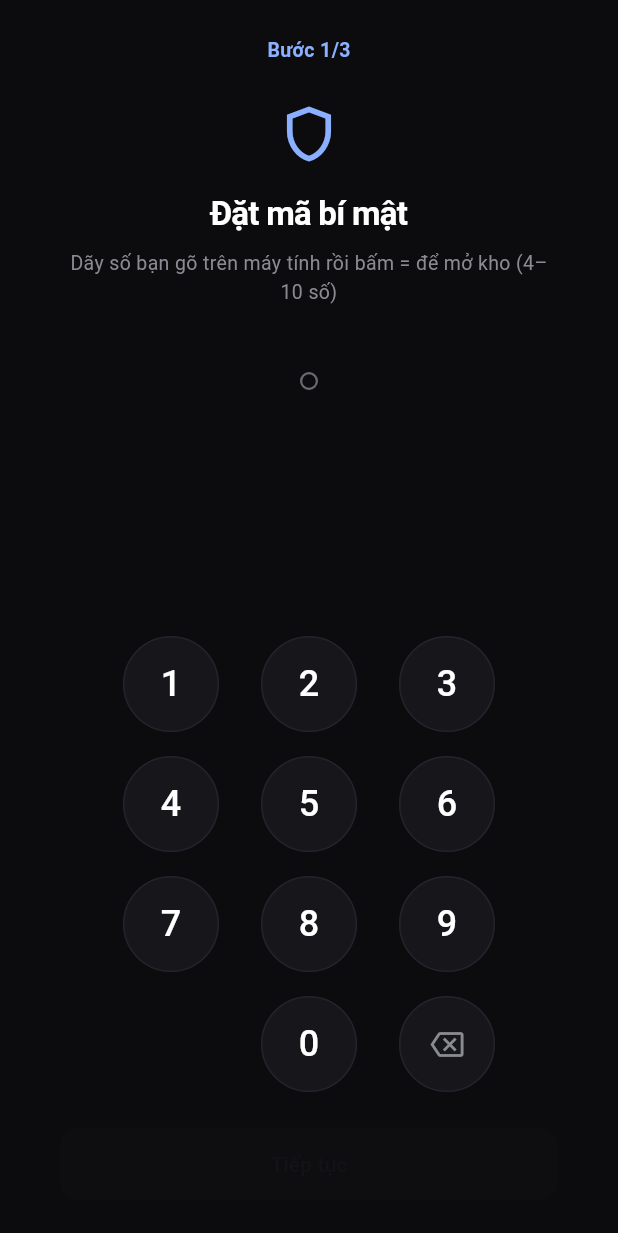
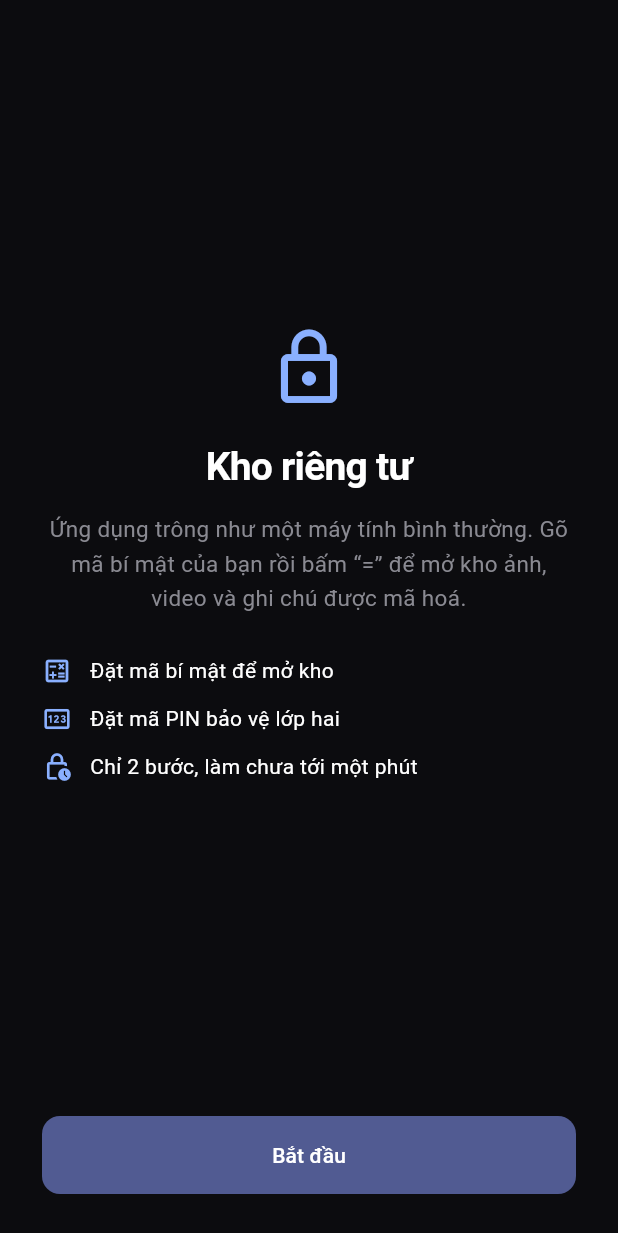
Before and after one commit to hoang89yenthe/vault-cal, a Flutter app: the screen it shows after launch, on a phone screen of 412 x 824 dp. Shown: the top 1233 px of the screen. Run offline on Flutter 3.47's test engine with Material 3 defaults, Android fonts, the phone set to English and light mode, and no system bars; our stand-ins replace camera, dio, drift, equatable, fc_native_video_thumbnail, file_picker and 12 more; missing offline and left inert: cryptography, sqlcipher_flutter_libs, sqlite3; accounts and stored records are empty; generated files the repository leaves out were written again.

Commit message:
feat(onboarding): lighter first-run, decoy PIN opt-in from Settings (#8)
First-run setup was too heavy (3 codes, and the confusing duress/decoy
concept up front). Now:
- Add a short intro screen explaining the calculator disguise.
- Require only a secret code + real PIN (each entered twice) — 2 steps.
- Decoy (duress) PIN is now optional and set later from Settings, which
  shows an adaptive "Thiết lập kho giả (chống ép buộc)" row with an
  explanation when no decoy exists yet.

Adds initialize(decoyPin optional), hasDecoyPin(), setDecoyPin(); ChangeCode
flow gains a firstTime mode (no verify-old) for setting the decoy.

Co-authored-by: Claude Opus 4.8 <noreply@anthropic.com>

```diff
--- a/lib/app/router/app_router.dart
+++ b/lib/app/router/app_router.dart
@@ -95,7 +95,8 @@ final GoRouter appRouter = GoRouter(
       path: '${AppRoutes.changeCode}/:type',
       pageBuilder: (context, state) {
         final type = CodeType.values.byName(state.pathParameters['type']!);
-        return _page(state, ChangeCodePage(type: type));
+        final firstTime = state.uri.queryParameters['firstTime'] == '1';
+        return _page(state, ChangeCodePage(type: type, firstTime: firstTime));
       },
     ),
     GoRoute(
--- a/lib/core/di/injection.dart
+++ b/lib/core/di/injection.dart
@@ -90,7 +90,7 @@ Future<void> configureDependencies() async {
     ..registerLazySingleton<PurchaseService>(() => MockPurchaseService(getIt()))
     // Feature: settings
     ..registerLazySingleton<SettingsCubit>(
-      () => SettingsCubit(getIt(), getIt()),
+      () => SettingsCubit(getIt(), getIt(), getIt()),
     )
     // Feature: posts (base-project demo)
     ..registerLazySingleton<PostRemoteDataSource>(
--- a/lib/features/onboarding/presentation/cubit/onboarding_state.dart
+++ b/lib/features/onboarding/presentation/cubit/onboarding_state.dart
@@ -1,17 +1,10 @@
 part of 'onboarding_cubit.dart';
 
-enum OnboardingStep {
-  secret,
-  secretConfirm,
-  realPin,
-  realPinConfirm,
-  decoyPin,
-  decoyPinConfirm,
-}
+enum OnboardingStep { intro, secret, secretConfirm, realPin, realPinConfirm }
 
 class OnboardingState extends Equatable {
   const OnboardingState({
-    this.step = OnboardingStep.secret,
+    this.step = OnboardingStep.intro,
     this.input = '',
     this.error,
     this.busy = false,
--- a/lib/features/onboarding/presentation/pages/onboarding_page.dart
+++ b/lib/features/onboarding/presentation/pages/onboarding_page.dart
@@ -43,6 +43,7 @@ class _OnboardingViewState extends State<_OnboardingView>
   }
 
   (String, String) _labels(OnboardingStep step) => switch (step) {
+    OnboardingStep.intro => ('', ''),
     OnboardingStep.secret => (
       'Đặt mã bí mật',
       'Dãy số bạn gõ trên máy tính rồi bấm = để mở kho (4–10 số)',
@@ -51,19 +52,14 @@ class _OnboardingViewState extends State<_OnboardingView>
       'Xác nhận mã bí mật',
       'Nhập lại mã bí mật',
     ),
-    OnboardingStep.realPin => ('Đặt PIN kho thật', 'Nhập 4 chữ số'),
-    OnboardingStep.realPinConfirm => ('Xác nhận PIN thật', 'Nhập lại PIN thật'),
-    OnboardingStep.decoyPin => (
-      'Đặt PIN kho giả',
-      'PIN mở kho mồi khi bị ép — phải khác PIN thật',
-    ),
-    OnboardingStep.decoyPinConfirm => ('Xác nhận PIN giả', 'Nhập lại PIN giả'),
+    OnboardingStep.realPin => ('Đặt PIN', 'Nhập 4 chữ số để vào kho'),
+    OnboardingStep.realPinConfirm => ('Xác nhận PIN', 'Nhập lại PIN'),
   };
 
   int _stepNumber(OnboardingStep step) => switch (step) {
+    OnboardingStep.intro => 0,
     OnboardingStep.secret || OnboardingStep.secretConfirm => 1,
     OnboardingStep.realPin || OnboardingStep.realPinConfirm => 2,
-    OnboardingStep.decoyPin || OnboardingStep.decoyPinConfirm => 3,
   };
 
   @override
@@ -77,6 +73,9 @@ class _OnboardingViewState extends State<_OnboardingView>
         },
         builder: (context, state) {
           final cubit = context.read<OnboardingCubit>();
+          if (state.step == OnboardingStep.intro) {
+            return _Intro(onStart: cubit.start);
+          }
           final (title, subtitle) = _labels(state.step);
 
           return SafeArea(
@@ -84,7 +83,7 @@ class _OnboardingViewState extends State<_OnboardingView>
               children: [
                 const SizedBox(height: 24),
                 Text(
-                  'Bước ${_stepNumber(state.step)}/3',
+                  'Bước ${_stepNumber(state.step)}/2',
                   style: const TextStyle(
                     fontSize: 13,
                     fontWeight: FontWeight.w600,
@@ -165,6 +164,101 @@ class _OnboardingViewState extends State<_OnboardingView>
             ),
           );
         },
+      ),
+    );
+  }
+}
+
+class _Intro extends StatelessWidget {
+  const _Intro({required this.onStart});
+
+  final VoidCallback onStart;
+
+  @override
+  Widget build(BuildContext context) {
+    return SafeArea(
+      child: Padding(
+        padding: const EdgeInsets.fromLTRB(28, 0, 28, 28),
+        child: Column(
+          children: [
+            const Spacer(),
+            const Icon(
+              Icons.lock_outline,
+              size: 56,
+              color: VaultColors.accentLight,
+            ),
+            const SizedBox(height: 20),
+            const Text(
+              'Kho riêng tư',
+              style: TextStyle(
+                fontSize: 26,
+                fontWeight: FontWeight.w700,
+                letterSpacing: -0.5,
+                color: VaultColors.text,
+              ),
+            ),
+            const SizedBox(height: 12),
+            const Text(
+              'Ứng dụng trông như một máy tính bình thường. '
+              'Gõ mã bí mật của bạn rồi bấm “=” để mở kho ảnh, video và ghi chú '
+              'được mã hoá.',
+              textAlign: TextAlign.center,
+              style: TextStyle(
+                fontSize: 15,
+                height: 1.5,
+                color: VaultColors.textSub,
+              ),
+            ),
+            const SizedBox(height: 20),
+            const _IntroPoint(
+              icon: Icons.calculate_outlined,
+              text: 'Đặt mã bí mật để mở kho',
+            ),
+            const _IntroPoint(
+              icon: Icons.pin_outlined,
+              text: 'Đặt mã PIN bảo vệ lớp hai',
+            ),
+            const _IntroPoint(
+              icon: Icons.lock_clock_outlined,
+              text: 'Chỉ 2 bước, làm chưa tới một phút',
+            ),
+            const Spacer(),
+            SizedBox(
+              width: double.infinity,
+              height: 52,
+              child: FilledButton(
+                onPressed: onStart,
+                child: const Text('Bắt đầu'),
+              ),
+            ),
+          ],
+        ),
+      ),
+    );
+  }
+}
+
+class _IntroPoint extends StatelessWidget {
+  const _IntroPoint({required this.icon, required this.text});
+
+  final IconData icon;
+  final String text;
+
+  @override
+  Widget build(BuildContext context) {
+    return Padding(
+      padding: const EdgeInsets.symmetric(vertical: 6),
+      child: Row(
+        children: [
+          Icon(icon, size: 20, color: VaultColors.accentLight),
+          const SizedBox(width: 12),
+          Expanded(
+            child: Text(
+              text,
+              style: const TextStyle(fontSize: 14, color: VaultColors.text),
+            ),
+          ),
+        ],
       ),
     );
   }
--- a/lib/features/unlock/data/repositories/credentials_repository_impl.dart
+++ b/lib/features/unlock/data/repositories/credentials_repository_impl.dart
@@ -31,12 +31,29 @@ class CredentialsRepositoryImpl implements CredentialsRepository {
   Future<void> initialize({
     required String secret,
     required String realPin,
-    required String decoyPin,
+    String? decoyPin,
   }) async {
     await _storage.write(_keySecret, await _hasher.hash(secret));
     await _storage.write(_keyRealPin, await _hasher.hash(realPin));
-    await _storage.write(_keyDecoyPin, await _hasher.hash(decoyPin));
+    if (decoyPin != null) {
+      await _storage.write(_keyDecoyPin, await _hasher.hash(decoyPin));
+    }
     await _storage.write(_keyInitialized, '1');
+  }
+
+  @override
+  Future<bool> hasDecoyPin() async {
+    return await _storage.read(_keyDecoyPin) != null;
+  }
+
+  @override
+  Future<Result<void>> setDecoyPin(String pin) async {
+    final real = await _storage.read(_keyRealPin);
+    if (real != null && await _hasher.verify(pin, real)) {
+      return const Err(AuthFailure('PIN giả phải khác PIN thật'));
+    }
+    await _storage.write(_keyDecoyPin, await _hasher.hash(pin));
+    return const Ok(null);
   }
 
   @override
--- a/lib/features/unlock/domain/repositories/credentials_repository.dart
+++ b/lib/features/unlock/domain/repositories/credentials_repository.dart
@@ -6,12 +6,19 @@ abstract interface class CredentialsRepository {
   Future<bool> isInitialized();
 
   /// Stores the user-chosen codes on first-run onboarding and marks the
-  /// vault initialized. There are no default/seeded codes.
+  /// vault initialized. The decoy PIN is optional (advanced duress feature,
+  /// set later in Settings). There are no default/seeded codes.
   Future<void> initialize({
     required String secret,
     required String realPin,
-    required String decoyPin,
+    String? decoyPin,
   });
+
+  /// Whether a decoy (duress) PIN has been configured.
+  Future<bool> hasDecoyPin();
+
+  /// Sets the decoy PIN for the first time. Fails if it equals the real PIN.
+  Future<Result<void>> setDecoyPin(String pin);
 
   Future<bool> verifySecretCode(String code);
 
```
Also changed, not shown: lib/features/onboarding/presentation/cubit/onboarding_cubit.dart (+13 -30 lines), lib/features/settings/presentation/cubit/change_code_cubit.dart (+17 -9 lines), lib/features/settings/presentation/cubit/settings_cubit.dart (+10 -1 lines), lib/features/settings/presentation/cubit/settings_state.dart (+11 -1 lines), lib/features/settings/presentation/pages/change_code_page.dart (+18 -9 lines), lib/features/settings/presentation/pages/settings_page.dart (+13 -4 lines), 2 other files.
